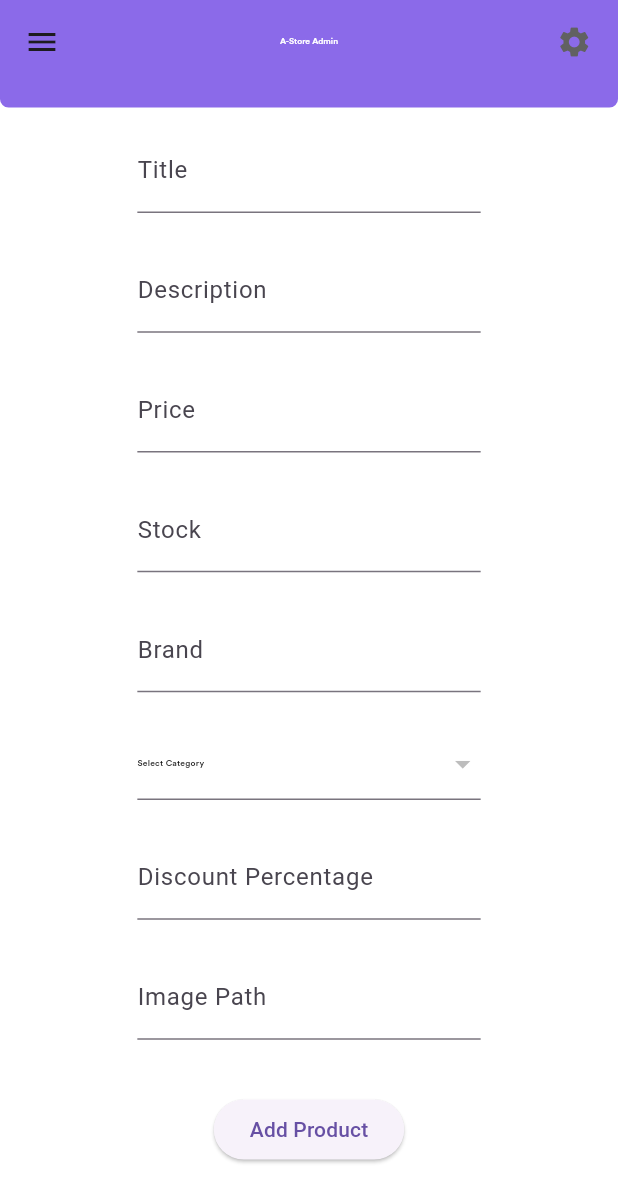
After one commit to Asser146/dashboard, a Flutter app: the AddProductScreen screen opened by its route, scrolled down 143 dp, after a tap on "Add Product", on a phone screen of 412 x 824 dp. The commit adds this screen. Shown: the top 1202 px of the screen. Run offline on Flutter 3.47's test engine with Material 3 defaults, Android fonts, the phone set to English and light mode, and no system bars; our stand-ins replace bloc, dio, equatable, flutter_bloc, flutter_screenutil, flutter_secure_storage and 5 more; accounts and stored records are empty; generated files the repository leaves out were written again; network calls fail; statements that could not run were skipped.

Commit message:
Add product screen with image path provided

```diff
--- a/lib/core/di/dependency_injection.dart
+++ b/lib/core/di/dependency_injection.dart
@@ -1,6 +1,5 @@
 import 'package:dashboard/core/networking/api_service.dart';
 import 'package:dashboard/core/networking/dio_factory.dart';
-import 'package:dashboard/features/main_screen/domain/hive_services.dart';
 import 'package:dashboard/features/main_screen/domain/product_repository.dart';
 import 'package:dio/dio.dart';
 import 'package:get_it/get_it.dart';
--- a/lib/core/routing/app_router.dart
+++ b/lib/core/routing/app_router.dart
@@ -1,10 +1,14 @@
+import 'package:dashboard/core/di/dependency_injection.dart';
 import 'package:dashboard/core/routing/routes.dart';
 import 'package:dashboard/core/widgets/item_details/item_details_screen.dart';
 import 'package:dashboard/features/auth/login_cubit/login_cubit.dart';
 import 'package:dashboard/features/auth/login_screen.dart';
 import 'package:dashboard/features/auth/register_screen.dart';
 import 'package:dashboard/features/main_screen/data/product.dart';
+import 'package:dashboard/features/main_screen/domain/product_repository.dart';
 import 'package:dashboard/features/main_screen/main_screen.dart';
+import 'package:dashboard/features/main_screen/presentation/products_operations/add_product/add_product_Screen.dart';
+import 'package:dashboard/features/main_screen/presentation/products_operations/add_product/cubit/add_product_cubit.dart';
 import 'package:flutter/material.dart';
 import 'package:flutter_bloc/flutter_bloc.dart';
 
@@ -28,6 +32,13 @@ class AppRouter {
       case Routes.details:
         final Product item = settings.arguments as Product;
         return MaterialPageRoute(builder: (_) => ItemDetailsScreen(item: item));
+      case Routes.addProduct:
+        return MaterialPageRoute(
+            builder: (_) => BlocProvider(
+                  create: (context) =>
+                      AddProductCubit(getIt<ProductRepository>()),
+                  child: const AddProductScreen(),
+                ));
       default:
         return MaterialPageRoute(
           builder: (_) => Scaffold(
--- a/lib/core/routing/routes.dart
+++ b/lib/core/routing/routes.dart
@@ -3,4 +3,5 @@ class Routes {
   static const String register = '/register';
   static const String main = '/main';
   static const String details = '/detail';
+  static const String addProduct = "/add";
 }
--- a/lib/core/widgets/item_card_list/bottom_body.dart
+++ /dev/null
@@ -1,47 +0,0 @@
-import 'package:dashboard/features/main_screen/data/product.dart';
-import 'package:flutter/material.dart';
-import 'package:flutter_screenutil/flutter_screenutil.dart';
-
-class BottomBody extends StatelessWidget {
-  const BottomBody({
-    super.key,
-    required this.item,
-  });
-
-  final Product item;
-
-  @override
-  Widget build(BuildContext context) {
-    return Padding(
-      padding: EdgeInsets.symmetric(horizontal: 5.w),
-      child: Column(
-        children: [
-          Text(
-            item.title!,
-            style: Theme.of(context).textTheme.labelMedium,
-            maxLines: 2,
-            overflow: TextOverflow.ellipsis,
-          ),
-          Row(
-            mainAxisAlignment: MainAxisAlignment.spaceBetween,
-            children: [
-              Text(
-                "${item.price!.toStringAsFixed(2)} \$",
-                // style: Theme.of(context).textTheme.labelSmall,
-                maxLines: 1,
-                overflow: TextOverflow.ellipsis,
-              ),
-              const Spacer(),
-              const Icon(Icons.star, color: Colors.orangeAccent),
-              SizedBox(width: 5.w),
-              Text(
-                "${item.rating!}",
-                // style: Theme.of(context).textTheme.labelSmall,
-              )
-            ],
-          ),
-        ],
-      ),
-    );
-  }
-}
--- a/lib/core/widgets/item_card_list/item_card.dart
+++ b/lib/core/widgets/item_card_list/item_card.dart
@@ -1,4 +1,3 @@
-import 'package:dashboard/core/widgets/item_card_list/bottom_body.dart';
 import 'package:dashboard/core/widgets/item_card_list/top_body.dart';
 import 'package:dashboard/features/main_screen/data/product.dart';
 import 'package:flutter/material.dart';
--- a/lib/core/widgets/item_card_list/top_body.dart
+++ b/lib/core/widgets/item_card_list/top_body.dart
@@ -1,8 +1,6 @@
-import 'package:dashboard/core/theming/colors.dart';
 import 'package:dashboard/features/main_screen/data/product.dart';
 import 'package:flutter/material.dart';
 import 'package:flutter_screenutil/flutter_screenutil.dart';
-import 'package:cached_network_image/cached_network_image.dart';
 
 class TopBody extends StatelessWidget {
   const TopBody({
--- a/lib/core/widgets/item_details/widgets/item_description.dart
+++ b/lib/core/widgets/item_details/widgets/item_description.dart
@@ -1,7 +1,5 @@
 import 'package:dashboard/core/theming/colors.dart';
-import 'package:dashboard/core/theming/styles.dart';
 import 'package:dashboard/core/widgets/item_details/widgets/item_brief.dart';
-import 'package:dashboard/core/widgets/item_details/widgets/item_status_card.dart';
 import 'package:dashboard/core/widgets/item_details/widgets/quantity_card.dart';
 import 'package:dashboard/features/main_screen/data/product.dart';
 import 'package:flutter/material.dart';
--- a/lib/core/widgets/item_details/widgets/item_status_card.dart
+++ b/lib/core/widgets/item_details/widgets/item_status_card.dart
@@ -1,7 +1,6 @@
 import 'package:dashboard/core/theming/colors.dart';
 import 'package:dashboard/features/main_screen/data/product.dart';
 import 'package:flutter/material.dart';
-import 'package:flutter_bloc/flutter_bloc.dart';
 import 'package:flutter_screenutil/flutter_screenutil.dart';
 
 class ItemStatusCard extends StatelessWidget {
@@ -34,7 +33,7 @@ class ItemStatusCard extends StatelessWidget {
                 "\$${item.price!}",
                 // style: TextStyles.buttonTextWhite
               ),
-              Text(
+              const Text(
                 "Add to Cart",
                 //  style: TextStyles.buttonTextWhite
               ),
--- a/lib/features/main_screen/domain/product_repository.dart
+++ b/lib/features/main_screen/domain/product_repository.dart
@@ -2,7 +2,6 @@ import 'package:dashboard/core/di/dependency_injection.dart';
 import 'package:dashboard/core/networking/api_service.dart';
 import 'package:dashboard/features/main_screen/data/base_response.dart';
 import 'package:dashboard/features/main_screen/data/product.dart';
-import 'package:dashboard/features/main_screen/domain/hive_services.dart';
 
 class ProductRepository {
   // final HiveServices _hiveServices = getIt<HiveServices>();
@@ -28,7 +27,6 @@ class ProductRepository {
 
   Future<List<Product>> getProducts() async {
     if (products.isEmpty) {
-      print("Products is empty");
       await fetchAllProducts();
     }
     return products;
--- a/lib/features/main_screen/main_screen.dart
+++ b/lib/features/main_screen/main_screen.dart
@@ -25,7 +25,7 @@ class _MainScreenState extends State<MainScreen> {
   @override
   Widget build(BuildContext context) {
     return Scaffold(
-      drawer: const OptionsDrawer(),
+      drawer: OptionsDrawer(context: context),
       appBar: const MyAppBar(),
       body: PersistentTabView(
         context,
--- a/lib/features/main_screen/presentation/home_tab/home_screen.dart
+++ b/lib/features/main_screen/presentation/home_tab/home_screen.dart
@@ -24,7 +24,16 @@ class HomeScreen extends StatelessWidget {
             ),
           ),
           SizedBox(height: 8.h),
-          TabsList(categories: context.read<HomeCubit>().categories),
+          BlocBuilder<HomeCubit, HomeState>(
+            builder: (context, state) {
+              if (state is HomeStateInitial || state is HomeStateLoading) {
+                return const SizedBox.shrink();
+              } else {
+                return TabsList(
+                    categories: context.read<HomeCubit>().categories);
+              }
+            },
+          ),
           SizedBox(height: 8.h),
           BlocBuilder<HomeCubit, HomeState>(
             builder: (context, state) {
--- /dev/null
+++ b/lib/features/main_screen/presentation/products_operations/add_product/add_product_Screen.dart
@@ -0,0 +1,18 @@
+import 'package:dashboard/core/widgets/my_app_bar.dart';
+import 'package:dashboard/features/main_screen/presentation/products_operations/add_product/add_product_body.dart';
+import 'package:dashboard/features/main_screen/presentation/widgets/drawer.dart';
+import 'package:flutter/material.dart';
+
+class AddProductScreen extends StatelessWidget {
+  const AddProductScreen({super.key});
+
+  @override
+  Widget build(BuildContext context) {
+    return Scaffold(
+        appBar: const MyAppBar(),
+        drawer: OptionsDrawer(context: context),
+        body: const SingleChildScrollView(
+          child: AddProductBody(),
+        ));
+  }
+}
--- /dev/null
+++ b/lib/features/main_screen/presentation/products_operations/add_product/add_product_body.dart
@@ -0,0 +1,140 @@
+import 'package:dashboard/core/theming/colors.dart';
+import 'package:dashboard/core/theming/styles.dart';
+import 'package:dashboard/features/main_screen/presentation/products_operations/add_product/cubit/add_product_cubit.dart';
+import 'package:flutter/material.dart';
+import 'package:flutter_screenutil/flutter_screenutil.dart';
+import 'package:flutter_bloc/flutter_bloc.dart';
+
+class AddProductBody extends StatelessWidget {
+  const AddProductBody({super.key});
+
+  @override
+  Widget build(BuildContext context) {
+    return BlocBuilder<AddProductCubit, AddProductState>(
+      builder: (context, state) {
+        return Center(
+          child: Padding(
+            padding: EdgeInsets.symmetric(horizontal: 70.w, vertical: 30.h),
+            child: Container(
+              decoration: const BoxDecoration(
+                color: Colors.white,
+                borderRadius: BorderRadius.all(Radius.circular(20)),
+              ),
+              child: Padding(
+                padding: EdgeInsets.symmetric(horizontal: 10.w, vertical: 10.h),
+                child: Column(
+                  children: [
+                    SizedBox(height: 35.h),
+                    Text("Add New Product",
+                        style: TextStyles.cardDetailsLightMode),
+                    SizedBox(height: 50.h),
+
+                    // Title
+                    TextField(
+                      onChanged: (value) =>
+                          context.read<AddProductCubit>().setTitle(value),
+                      decoration: const InputDecoration(labelText: 'Title'),
+                    ),
+                    SizedBox(height: 20.h),
+
+                    // Description
+                    TextField(
+                      onChanged: (value) =>
+                          context.read<AddProductCubit>().setDescription(value),
+                      decoration:
+                          const InputDecoration(labelText: 'Description'),
+                    ),
+                    SizedBox(height: 20.h),
+
+                    // Price
+                    TextField(
+                      onChanged: (value) =>
+                          context.read<AddProductCubit>().setPrice(value),
+                      decoration: const InputDecoration(labelText: 'Price'),
+                      keyboardType: TextInputType.number,
+                    ),
+                    SizedBox(height: 20.h),
+
+                    // Stock
+                    TextField(
+                      onChanged: (value) =>
+                          context.read<AddProductCubit>().setStock(value),
+                      decoration: const InputDecoration(labelText: 'Stock'),
+                      keyboardType: TextInputType.number,
+                    ),
+                    SizedBox(height: 20.h),
+
+                    // Brand
+                    TextField(
+                      onChanged: (value) =>
+                          context.read<AddProductCubit>().setBrand(value),
+                      decoration: const InputDecoration(labelText: 'Brand'),
+                    ),
+                    SizedBox(height: 20.h),
+
+                    // Category (Dropdown)
+                    DropdownButtonFormField<String>(
+                      dropdownColor: ColorsManager.cartDetailsLightColor,
+                      decoration: const InputDecoration(),
+                      value: state.category,
+                      hint: Text(
+                        "Select Category",
+                        style: TextStyles.cardSmallLabelLightMode,
+                      ),
+                      onChanged: (String? newValue) {
+                        context.read<AddProductCubit>().setCategory(newValue);
+                      },
+                      items: context
+                          .watch<AddProductCubit>()
+                          .categories
+                          .map<DropdownMenuItem<String>>(
+                        (String category) {
+                          return DropdownMenuItem<String>(
+                            value: category,
+                            child: Text(
+                              category,
+                              style: TextStyles.cardSmallLabelLightMode,
+                            ),
+                          );
+                        },
+                      ).toList(),
+                    ),
+                    SizedBox(height: 20.h),
+
+                    // Discount Percentage
+                    TextField(
+                      onChanged: (value) =>
+                          context.read<AddProductCubit>().setDiscount(value),
+                      decoration: const InputDecoration(
+                          labelText: 'Discount Percentage'),
+                      keyboardType: TextInputType.number,
+                    ),
+                    SizedBox(height: 20.h),
+
+                    // Image Picker (File Picker)
+                    TextField(
+                      onChanged: (value) =>
+                          context.read<AddProductCubit>().setImage(value),
+                      decoration:
+                          const InputDecoration(labelText: 'Image Path'),
+                      keyboardType: TextInputType.number,
+                    ),
+                    SizedBox(height: 10.h),
+                    SizedBox(height: 20.h),
+                    // Submit Button
+                    ElevatedButton(
+                      onPressed: () {
+                        context.read<AddProductCubit>().submitProduct();
+                      },
+                      child: const Text('Add Product'),
+                    ),
+                  ],
+                ),
+              ),
+            ),
+          ),
+        );
+      },
+    );
+  }
+}
--- /dev/null
+++ b/lib/features/main_screen/presentation/products_operations/add_product/cubit/add_product_cubit.dart
@@ -0,0 +1,65 @@
+import 'package:bloc/bloc.dart';
+import 'package:dashboard/features/main_screen/domain/product_repository.dart';
+import 'package:dashboard/features/main_screen/data/product.dart';
+import 'package:equatable/equatable.dart';
+
+part 'add_product_state.dart';
+
+class AddProductCubit extends Cubit<AddProductState> {
+  List<String> categories = [];
+  final ProductRepository repo;
+  AddProductCubit(this.repo) : super(AddProductState.initial()) {
+    init();
+  }
+
+  Future<void> init() async {
+    categories = await repo.getCategories();
+    emit(state.copyWith(categories: categories));
+  }
+
+  void setTitle(String title) {
+    emit(state.copyWith(title: title));
+  }
+
+  void setDescription(String description) {
+    emit(state.copyWith(description: description));
+  }
+
+  void setPrice(String price) {
+    emit(state.copyWith(price: price));
+  }
+
+  void setStock(String stock) {
+    emit(state.copyWith(stock: stock));
+  }
+
+  void setBrand(String brand) {
+    emit(state.copyWith(brand: brand));
+  }
+
+  void setDiscount(String discount) {
+    emit(state.copyWith(discount: discount));
+  }
+
+  void setCategory(String? category) {
+    emit(state.copyWith(category: category));
+  }
+
+  void setImage(String? imagePath) {
+    emit(state.copyWith(imagePath: imagePath));
+  }
+
+  void submitProduct() {
+    Product newProduct = Product(
+        title: state.title,
+        description: state.description,
+        price: double.tryParse(state.price) ?? 0.0,
+        stock: int.tryParse(state.stock) ?? 0,
+        brand: state.brand,
+        category: state.category ?? "General",
+        discountPercentage: double.tryParse(state.discount) ?? 0.0,
+        images: [state.imagePath!]);
+
+    repo.addProduct(newProduct);
+  }
+}
--- /dev/null
+++ b/lib/features/main_screen/presentation/products_operations/add_product/cubit/add_product_state.dart
@@ -0,0 +1,76 @@
+part of 'add_product_cubit.dart';
+
+class AddProductState extends Equatable {
+  final String title;
+  final String description;
+  final String price;
+  final String stock;
+  final String brand;
+  final String discount;
+  final String? category;
+  final String? imagePath;
+  final List<String> categories;
+
+  const AddProductState({
+    required this.title,
+    required this.description,
+    required this.price,
+    required this.stock,
+    required this.brand,
+    required this.discount,
+    this.category,
+    this.imagePath,
+    required this.categories,
+  });
+
+  factory AddProductState.initial() {
+    return const AddProductState(
+      title: '',
+      description: '',
+      price: '',
+      stock: '',
+      brand: '',
+      discount: '',
+      category: null,
+      imagePath: '',
+      categories: [],
+    );
+  }
+
+  AddProductState copyWith({
+    String? title,
+    String? description,
+    String? price,
+    String? stock,
+    String? brand,
+    String? discount,
+    String? category,
+    String? imagePath,
+    List<String>? categories,
+  }) {
+    return AddProductState(
+      title: title ?? this.title,
+      description: description ?? this.description,
+      price: price ?? this.price,
+      stock: stock ?? this.stock,
+      brand: brand ?? this.brand,
+      discount: discount ?? this.discount,
+      category: category ?? this.category,
+      imagePath: imagePath ?? this.imagePath,
+      categories: categories ?? this.categories,
+    );
+  }
+
+  @override
+  List<Object?> get props => [
+        title,
+        description,
+        price,
+        stock,
+        brand,
+        discount,
+        category,
+        imagePath,
+        categories,
+      ];
+}
--- a/lib/features/main_screen/presentation/widgets/drawer.dart
+++ b/lib/features/main_screen/presentation/widgets/drawer.dart
@@ -1,21 +1,19 @@
-import 'package:dashboard/core/di/dependency_injection.dart';
+import 'package:dashboard/core/routing/routes.dart';
 import 'package:dashboard/core/theming/colors.dart';
-import 'package:dashboard/features/main_screen/data/product.dart';
-import 'package:dashboard/features/main_screen/domain/product_repository.dart';
 import 'package:flutter/material.dart';
 import 'package:flutter_screenutil/flutter_screenutil.dart';
 
 import '../../../../core/theming/styles.dart';
 
 class OptionsDrawer extends StatelessWidget {
-  const OptionsDrawer({super.key});
-
+  const OptionsDrawer({super.key, required this.context});
+  final BuildContext context;
   @override
   Widget build(BuildContext context) {
     return Drawer(
       backgroundColor: ColorsManager.darkPrimaryColor,
       child: ListView(
-        padding: EdgeInsets.symmetric(vertical: 7.h, horizontal: 6.w),
+        padding: EdgeInsets.symmetric(vertical: 7.h, horizontal: 10.w),
         children: [...buildsupportListTiles()],
       ),
     );
@@ -25,22 +23,36 @@ class OptionsDrawer extends StatelessWidget {
     List<Widget> supportWidgets = [
       GestureDetector(
         onTap: () async {
-          ProductRepository repo = getIt<ProductRepository>();
-          Product item = Product();
-          item.title = "test1";
-          await repo.addProduct(item);
+          Navigator.of(context).pushNamed(Routes.addProduct);
         },
         child: Text(
           "Add Product",
           style: TextStyles.cardDetailsDarkMode,
         ),
       ),
+      SizedBox(height: 20.h),
       Text(
         "Delete Product",
         style: TextStyles.cardDetailsDarkMode,
       ),
+      SizedBox(height: 20.h),
       Text(
         "Update Product",
+        style: TextStyles.cardDetailsDarkMode,
+      ),
+      SizedBox(height: 20.h),
+      Text(
+        "Remove User",
+        style: TextStyles.cardDetailsDarkMode,
+      ),
+      SizedBox(height: 20.h),
+      Text(
+        "Add Admin",
+        style: TextStyles.cardDetailsDarkMode,
+      ),
+      SizedBox(height: 20.h),
+      Text(
+        "Remove Admin",
         style: TextStyles.cardDetailsDarkMode,
       ),
       //   DrawerListTile(
--- a/pubspec.yaml
+++ b/pubspec.yaml
@@ -44,6 +44,7 @@ dependencies:
   rxdart: ^0.27.4
   flutter_svg: ^2.0.4
   cached_network_image: ^3.4.1
+  file_picker: ^8.1.2
 
 dev_dependencies:
   flutter_test:
```
Also changed, not shown: lib/main.dart (+1 -10 lines), pubspec.lock.
